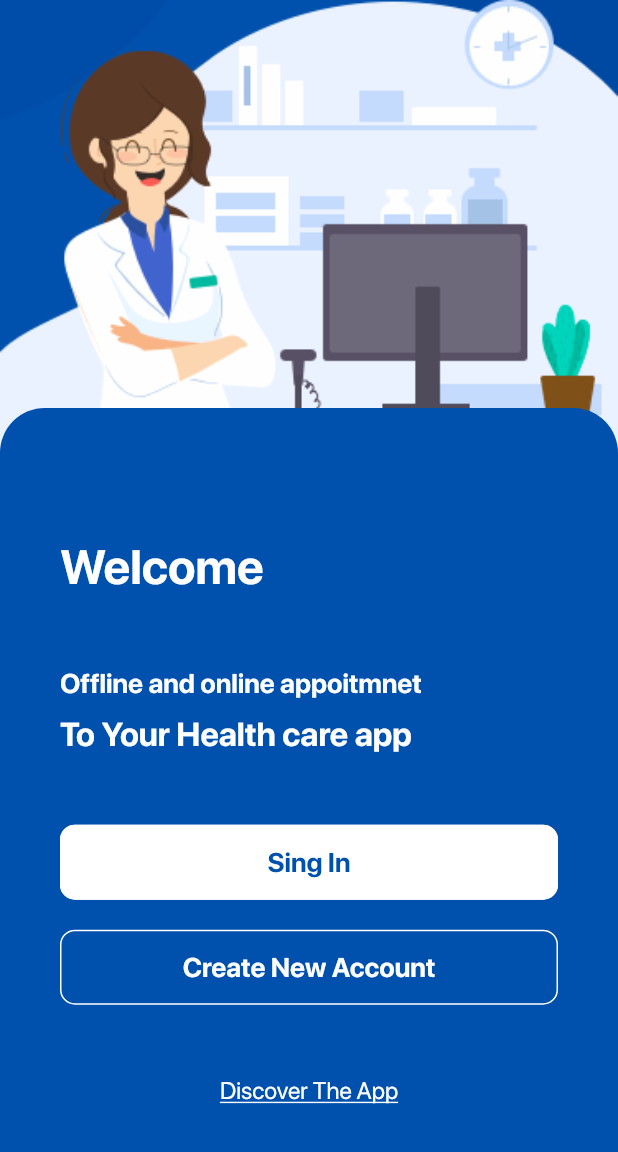
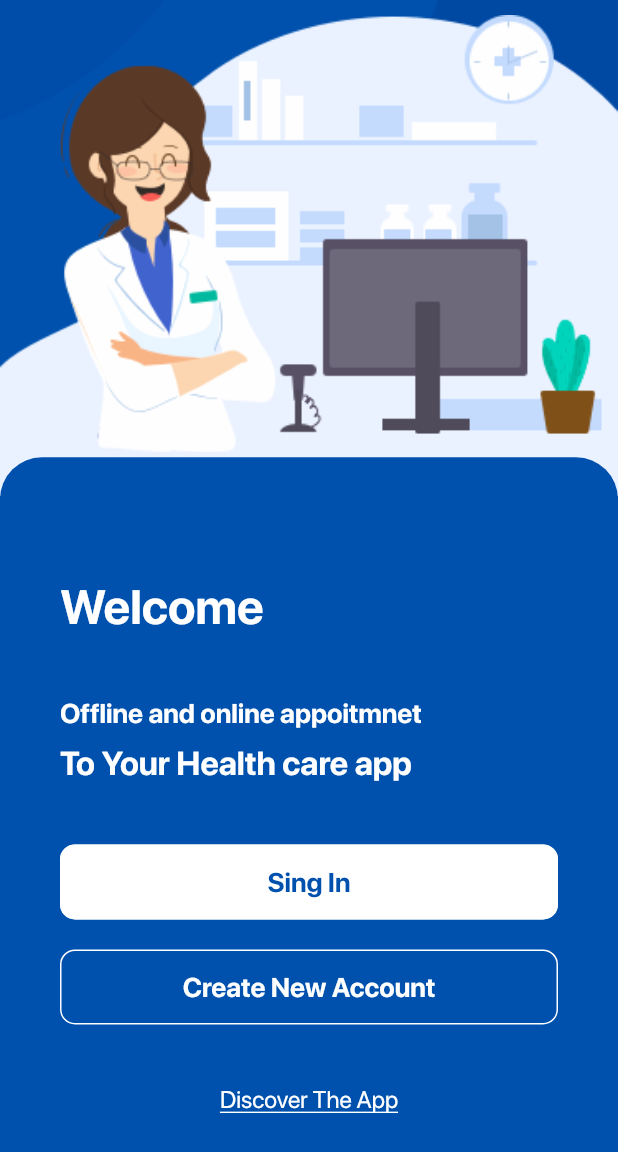
Before and after one commit to ahmedbob3/signs, a Flutter app: the screen it shows after launch, on a phone screen of 412 x 824 dp. Shown: the top 1152 px of the screen. Run offline on Flutter 3.47's test engine with Material 2 defaults, Android fonts, the phone set to English and light mode, and no system bars; our stand-ins replace dio, sqflite; accounts and stored records are empty; project files that could hold a hidden picture were left out.

Commit message:
enhancement ui

```diff
--- a/lib/Screens/welcome_screen.dart
+++ b/lib/Screens/welcome_screen.dart
@@ -27,20 +27,25 @@ class _WelcomeScreenState extends State<WelcomeScreen> {
                     decoration: BoxDecoration(
                         image: DecorationImage(
                             image: AssetImage(Login_background), fit: BoxFit.cover)),
-                    child: Image.asset(
-                      Login_shape,
-                      fit: BoxFit.fitWidth,
-                    )
+
+              child: Padding(
+                padding: EdgeInsets.only(top: 10),
+                child:
+                Image.asset(
+                    Login_shape,
+                    fit: BoxFit.contain,
+                  )
+              )
                 ),
                 Container(
                   margin: EdgeInsets.only(
-                      top: MediaQuery.of(context).size.height * 0.33),
+                      top: MediaQuery.of(context).size.height * 0.37),
                   padding: EdgeInsets.all(40),
                   decoration: BoxDecoration(
                     color: defaultBackgroundColor,
                     borderRadius: BorderRadius.only(
-                      topRight: Radius.circular(30),
-                      topLeft: Radius.circular(30),
+                      topRight: Radius.circular(28),
+                      topLeft: Radius.circular(28),
                     ),
                   ),
                   child: Container(
```
